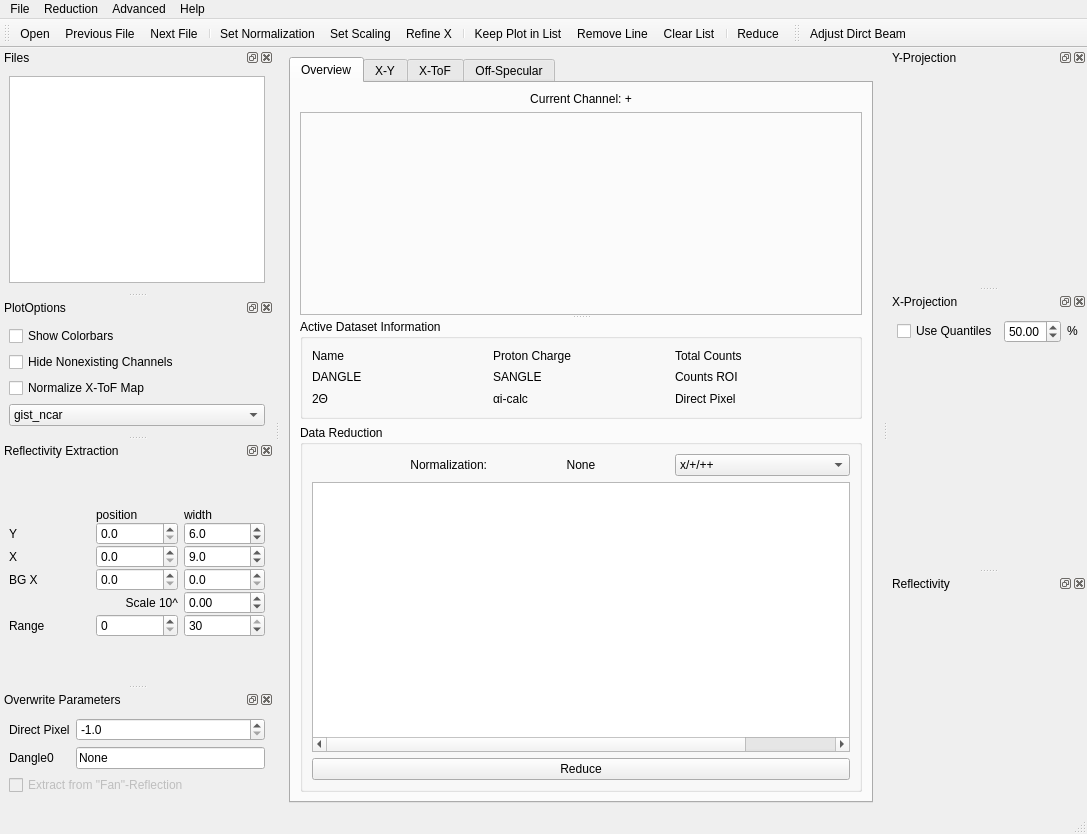
Qt form designer/main_window.ui (aglavic/quicknxs) before a commit.
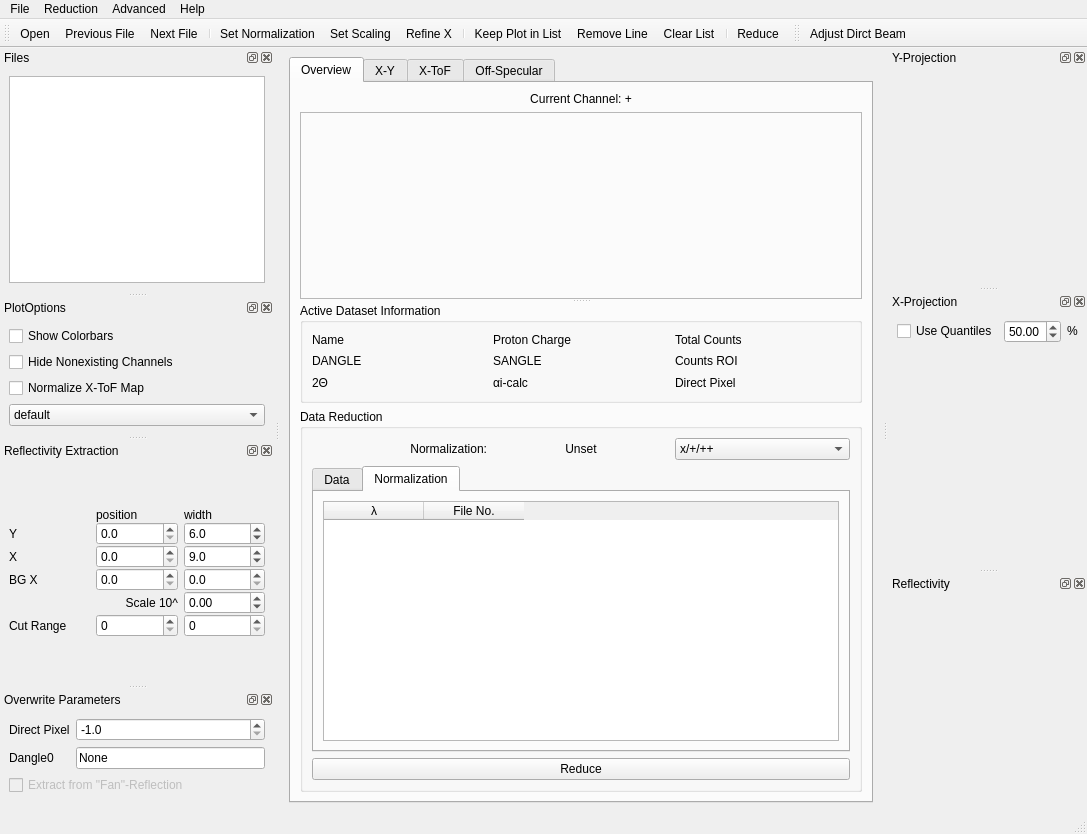
The same form after that commit. The open tabs and pages were chosen to show the change. Icons and pictures are not drawn. Custom widgets are drawn as their Qt base class.

Commit message: -Smoothing -Gnuplot 2D export -Variable length of ToF channels -Multiple Wavelength Normalization

```diff
--- a/designer/main_window.ui
+++ b/designer/main_window.ui
@@ -346,7 +346,7 @@
                  <item>
                   <widget class="QLabel" name="normalizationLabel">
                    <property name="text">
-                    <string>None</string>
+                    <string>Unset</string>
                    </property>
                    <property name="alignment">
                     <set>Qt::AlignCenter</set>
@@ -386,6 +386,16 @@
                 </layout>
                </item>
                <item>
+                <widget class="QTabWidget" name="tabWidget">
+                 <property name="currentIndex">
+                  <number>0</number>
+                 </property>
+                 <widget class="QWidget" name="tab">
+                  <attribute name="title">
+                   <string>Data</string>
+                  </attribute>
+                  <layout class="QVBoxLayout" name="verticalLayout_16">
+                   <item>
                 <widget class="QTableWidget" name="reductionTable">
                  <property name="editTriggers">
                   <set>QAbstractItemView::AnyKeyPressed|QAbstractItemView::DoubleClicked|QAbstractItemView::EditKeyPressed</set>
@@ -400,7 +410,7 @@
                   <number>0</number>
                  </property>
                  <attribute name="horizontalHeaderVisible">
-                  <bool>false</bool>
+                      <bool>true</bool>
                  </attribute>
                  <attribute name="horizontalHeaderDefaultSectionSize">
                   <number>50</number>
@@ -515,6 +525,36 @@
                    <string>Two Theta of Detector Arm</string>
                   </property>
                  </column>
+                     <column>
+                      <property name="text">
+                       <string>λ</string>
+                      </property>
+                     </column>
+                    </widget>
+                   </item>
+                  </layout>
+                 </widget>
+                 <widget class="QWidget" name="tab_2">
+                  <attribute name="title">
+                   <string>Normalization</string>
+                  </attribute>
+                  <layout class="QVBoxLayout" name="verticalLayout_17">
+                   <item>
+                    <widget class="QTableWidget" name="normalizeTable">
+                     <column>
+                      <property name="text">
+                       <string>λ</string>
+                      </property>
+                     </column>
+                     <column>
+                      <property name="text">
+                       <string>File No.</string>
+                      </property>
+                     </column>
+                    </widget>
+                   </item>
+                  </layout>
+                 </widget>
                 </widget>
                </item>
                <item>
@@ -951,6 +991,11 @@
      </item>
      <item>
       <widget class="QComboBox" name="color_selector">
+       <item>
+        <property name="text">
+         <string>default</string>
+        </property>
+       </item>
        <item>
         <property name="text">
          <string>gist_ncar</string>
@@ -1267,7 +1312,7 @@
      <item row="8" column="0">
       <widget class="QLabel" name="label_20">
        <property name="text">
-        <string>Range</string>
+        <string>Cut Range</string>
        </property>
       </widget>
      </item>
@@ -1281,10 +1326,10 @@
      <item row="8" column="2">
       <widget class="QSpinBox" name="rangeEnd">
        <property name="maximum">
-        <number>30</number>
+        <number>200</number>
        </property>
        <property name="value">
-        <number>30</number>
+        <number>0</number>
        </property>
       </widget>
      </item>
```
Left out of the diff: 4 changed lines with no effect on the pictures. Lines whose indentation alone changed are shown as unchanged. The commit also changes 13 other files.
